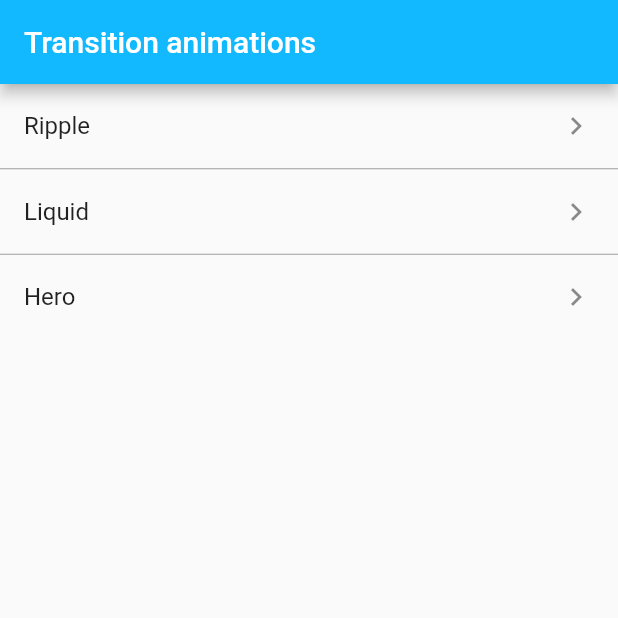
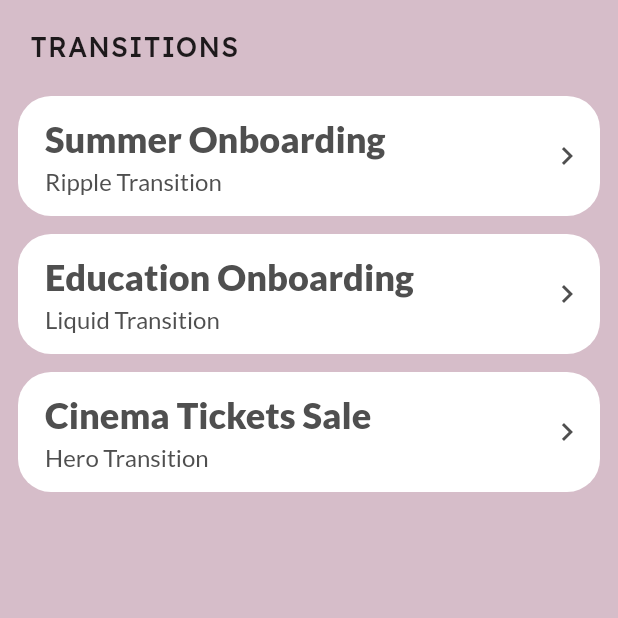
Before and after one commit to valentinallavayol/flutter-animations-example, a Flutter app: the screen it shows after launch, on a phone screen of 412 x 824 dp, the top half of it. Run offline on Flutter 3.47's test engine with Material 2 defaults, Android fonts, the phone set to English and light mode, and no system bars; our stand-ins replace bloc, delayed_display, equatable, flutter_bloc, liquid_swipe, transparent_image; missing offline and left inert: rect_getter; generated files the repository leaves out were written again.

Commit message:
home implemented

```diff
--- /dev/null
+++ b/lib/app/home/category_title.dart
@@ -0,0 +1,23 @@
+import 'package:flutter/material.dart';
+
+class CategoryTitle extends StatelessWidget {
+  const CategoryTitle({super.key, required String title}) : _title = title;
+
+  final String _title;
+
+  @override
+  Widget build(BuildContext context) {
+    return Padding(
+      padding: const EdgeInsets.only(left: 20, bottom: 15),
+      child: Text(
+        _title.toUpperCase(),
+        style: const TextStyle(
+          fontFamily: 'LexendDeca',
+          fontWeight: FontWeight.w400,
+          fontSize: 18,
+          letterSpacing: 0.8,
+        ),
+      ),
+    );
+  }
+}
--- /dev/null
+++ b/lib/app/home/home_card.dart
@@ -0,0 +1,73 @@
+// ignore_for_file: inference_failure_on_instance_creation
+
+import 'package:flutter/material.dart';
+
+class HomeCard extends StatelessWidget {
+  const HomeCard({
+    super.key,
+    required String title,
+    required String subtitle,
+    required Widget screen,
+  })  : _title = title,
+        _subtitle = subtitle,
+        _screen = screen;
+
+  final String _title;
+  final String _subtitle;
+  final Widget _screen;
+
+  @override
+  Widget build(BuildContext context) {
+    return GestureDetector(
+      onTap: () => Navigator.of(context).push(
+        MaterialPageRoute(
+          builder: (context) => _screen,
+        ),
+      ),
+      child: Container(
+        margin: const EdgeInsets.symmetric(vertical: 6, horizontal: 12),
+        decoration: const BoxDecoration(
+          borderRadius: BorderRadius.all(Radius.circular(22)),
+          color: Colors.white,
+        ),
+        child: Padding(
+          padding:
+              const EdgeInsets.only(left: 18, right: 10, top: 14, bottom: 14),
+          child: Row(
+            mainAxisAlignment: MainAxisAlignment.spaceBetween,
+            children: [
+              Column(
+                crossAxisAlignment: CrossAxisAlignment.start,
+                children: [
+                  Text(
+                    _title,
+                    style: const TextStyle(
+                      fontFamily: 'Lato',
+                      fontSize: 24,
+                      fontWeight: FontWeight.bold,
+                      color: Color.fromRGBO(79, 79, 79, 1),
+                    ),
+                  ),
+                  const SizedBox(height: 4),
+                  Text(
+                    _subtitle,
+                    style: const TextStyle(
+                      fontFamily: 'Lato',
+                      color: Color.fromRGBO(79, 79, 79, 1),
+                      fontSize: 16,
+                      fontWeight: FontWeight.w300,
+                    ),
+                  ),
+                ],
+              ),
+              const Icon(
+                Icons.navigate_next,
+                color: Color.fromRGBO(79, 79, 79, 1),
+              ),
+            ],
+          ),
+        ),
+      ),
+    );
+  }
+}
--- a/lib/app/home/home_screen.dart
+++ b/lib/app/home/home_screen.dart
@@ -1,7 +1,33 @@
 import 'package:flutter/material.dart';
+import 'package:panzetapp/app/home/category.dart';
+import 'package:panzetapp/app/home/category_title.dart';
+import 'package:panzetapp/app/home/home_card.dart';
 import 'package:panzetapp/transitions/hero/tickets_sale_1.dart';
 import 'package:panzetapp/transitions/liquid/education_learning.dart';
 import 'package:panzetapp/transitions/ripple/summer_travel.dart';
+
+final data = <Category>[
+  Category(
+    'Transitions',
+    <CategoryItem>[
+      CategoryItem(
+        'Summer Onboarding',
+        'Ripple Transition',
+        const SummerTravelOnboarding(),
+      ),
+      CategoryItem(
+        'Education Onboarding',
+        'Liquid Transition',
+        const EducationLearning(),
+      ),
+      CategoryItem(
+        'Cinema Tickets Sale',
+        'Hero Transition',
+        const TicketsSale1(),
+      ),
+    ],
+  ),
+];
 
 class HomeScreen extends StatelessWidget {
   const HomeScreen({super.key});
@@ -9,48 +35,23 @@ class HomeScreen extends StatelessWidget {
   @override
   Widget build(BuildContext context) {
     return Scaffold(
-      appBar: AppBar(title: const Text('Transition animations')),
-      body: ListView.separated(
-        physics: const BouncingScrollPhysics(),
-        padding: EdgeInsets.zero,
-        itemCount: 3,
-        separatorBuilder: (context, index) =>
-            Divider(height: 1, color: Colors.grey),
-        itemBuilder: (_, index) {
-          if (index == 0) {
-            return ListTile(
-              title: const Text('Ripple'),
-              trailing: const Icon(Icons.navigate_next),
-              onTap: () => Navigator.of(context).push(
-                MaterialPageRoute(
-                  builder: (context) => const SummerTravelOnboarding(),
-                ),
-              ),
-            );
-          }
-          if (index == 1) {
-            return ListTile(
-              title: const Text('Liquid'),
-              trailing: const Icon(Icons.navigate_next),
-              onTap: () => Navigator.of(context).push(
-                MaterialPageRoute(
-                  builder: (context) => const EducationLearning(),
-                ),
-              ),
-            );
-          }
-          if (index == 2) {
-            return ListTile(
-              title: const Text('Hero'),
-              trailing: const Icon(Icons.navigate_next),
-              onTap: () => Navigator.of(context).push(
-                MaterialPageRoute(
-                  builder: (context) => const TicketsSale1(),
-                ),
-              ),
-            );
-          }
-        },
+      backgroundColor: const Color.fromRGBO(214, 189, 201, 1),
+      body: SafeArea(
+        child: ListView(
+          physics: const BouncingScrollPhysics(),
+          padding: const EdgeInsets.only(top: 20),
+          children: [
+            for (final category in data) ...[
+              CategoryTitle(title: category.title),
+              for (final item in category.items)
+                HomeCard(
+                  title: item.title,
+                  subtitle: item.subtitle,
+                  screen: item.screen,
+                )
+            ]
+          ],
+        ),
       ),
     );
   }
--- a/lib/app/view/app.dart
+++ b/lib/app/view/app.dart
@@ -22,11 +22,7 @@ class App extends StatelessWidget {
       ),
       localizationsDelegates: AppLocalizations.localizationsDelegates,
       supportedLocales: AppLocalizations.supportedLocales,
-      home: HomeScreen(),
-      // home: BlocProvider(
-      //   create: (context) => CarouselCubit(),
-      //   child: const AwesomeCarousel(),
-      // ),
+      home: const HomeScreen(),
     );
   }
 }
```
Also changed, not shown: lib/app/home/category.dart (added, +17 -0 lines), lib/transitions/hero/close_button.dart (added, +34 -0 lines), lib/transitions/hero/tickets_sale_2.dart (+7 -20 lines), lib/transitions/liquid/education_learning.dart (+2 -5 lines), lib/transitions/ripple/summer_onboarding_screen.dart (+2 -5 lines).
